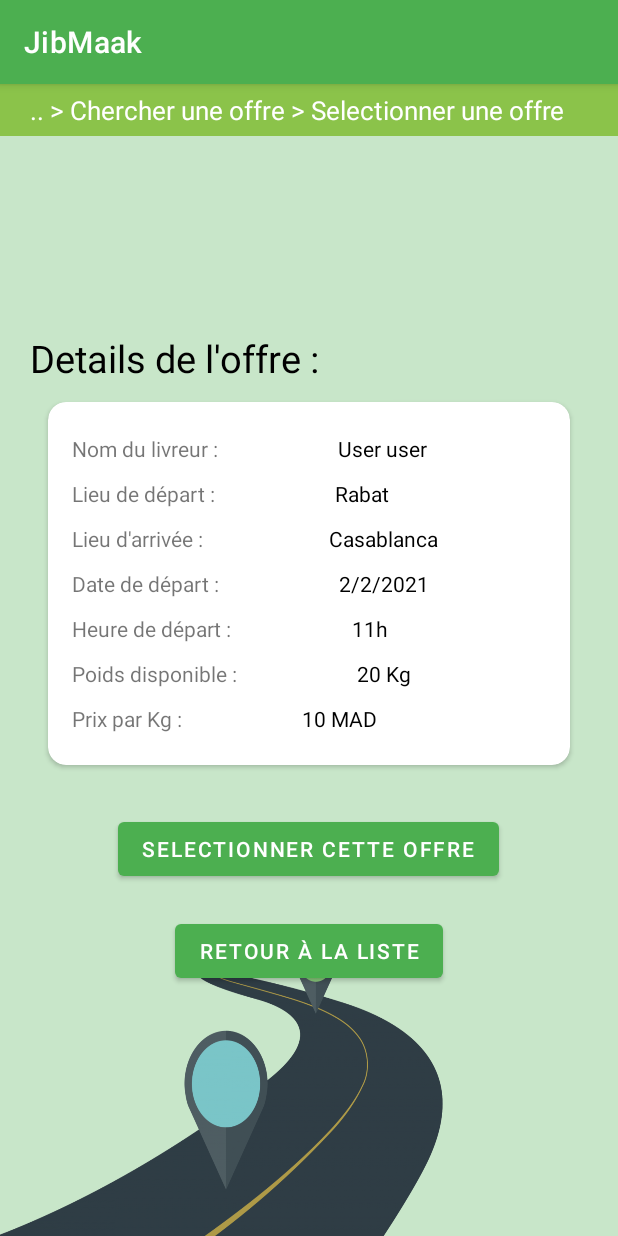
After one commit to aminerachyd/Projet-Android-S3P2, an Android app: the SelectOfferActivity screen opened directly, with no data from a screen before it, on a phone screen of 412 x 824 dp. The commit adds this screen. Run offline under Robolectric (Android 15) with nearby library versions, the phone set to English and light mode, and no system bars.

Commit message:
Activité de choix d'offre

```diff
--- a/JibMaak/app/src/main/AndroidManifest.xml
+++ b/JibMaak/app/src/main/AndroidManifest.xml
@@ -9,7 +9,8 @@
         android:roundIcon="@mipmap/ic_launcher_round"
         android:supportsRtl="true"
         android:theme="@style/Theme.JibMaak">
-        <activity android:name=".SearchOfferResultActivity"></activity>
+        <activity android:name=".SelectOfferActivity"></activity>
+        <activity android:name=".SearchOfferResultActivity" />
         <activity android:name=".SearchOfferActivity" />
         <activity android:name=".RegisterActivity" />
         <activity android:name=".LoginActivity" />
--- a/JibMaak/app/src/main/java/com/inpt/jibmaak/LoginActivity.java
+++ b/JibMaak/app/src/main/java/com/inpt/jibmaak/LoginActivity.java
@@ -6,6 +6,10 @@ import android.os.Bundle;
 
 public class LoginActivity extends AppCompatActivity {
 
+    // Activité de login
+    // L'utilisateur doit se connecter avec son mail ou son username
+    // Si l'utilisateur n'a pas de compte il doit s'inscrire
+
     @Override
     protected void onCreate(Bundle savedInstanceState) {
         super.onCreate(savedInstanceState);
--- a/JibMaak/app/src/main/java/com/inpt/jibmaak/MainActivity.java
+++ b/JibMaak/app/src/main/java/com/inpt/jibmaak/MainActivity.java
@@ -6,6 +6,9 @@ import android.os.Bundle;
 
 public class MainActivity extends AppCompatActivity {
 
+    // Le menu principal
+    // Devra être disponible après le login
+
     @Override
     protected void onCreate(Bundle savedInstanceState) {
         super.onCreate(savedInstanceState);
--- a/JibMaak/app/src/main/java/com/inpt/jibmaak/RegisterActivity.java
+++ b/JibMaak/app/src/main/java/com/inpt/jibmaak/RegisterActivity.java
@@ -6,6 +6,11 @@ import android.os.Bundle;
 
 public class RegisterActivity extends AppCompatActivity {
 
+    // Activité d'inscription
+    // L'utilisateur peut créer un compte ici
+    // Il peut le créer avec un mail, username et mot de passe
+    // Inscription avec Facebook et Google à voir
+
     @Override
     protected void onCreate(Bundle savedInstanceState) {
         super.onCreate(savedInstanceState);
--- a/JibMaak/app/src/main/java/com/inpt/jibmaak/SearchOfferActivity.java
+++ b/JibMaak/app/src/main/java/com/inpt/jibmaak/SearchOfferActivity.java
@@ -6,6 +6,9 @@ import android.os.Bundle;
 
 public class SearchOfferActivity extends AppCompatActivity {
 
+    // Activité de recherche d'offre
+    // L'utilisateur saisi les infos pour trouver l'offre qui le convient
+
     @Override
     protected void onCreate(Bundle savedInstanceState) {
         super.onCreate(savedInstanceState);
--- a/JibMaak/app/src/main/java/com/inpt/jibmaak/SearchOfferResultActivity.java
+++ b/JibMaak/app/src/main/java/com/inpt/jibmaak/SearchOfferResultActivity.java
@@ -6,6 +6,11 @@ import android.os.Bundle;
 
 public class SearchOfferResultActivity extends AppCompatActivity {
 
+    // Activité de résultat de la recherche
+    // Est affiché le résutlat de la recherche effectuée par l'utilisateur
+    // La liste de résultat doit correspondre au mieux aux besoins de l'utilisateur
+    // L'ordre est important (plus haut dans la liste = plus correspondant)
+
     @Override
     protected void onCreate(Bundle savedInstanceState) {
         super.onCreate(savedInstanceState);
--- /dev/null
+++ b/JibMaak/app/src/main/java/com/inpt/jibmaak/SelectOfferActivity.java
@@ -0,0 +1,17 @@
+package com.inpt.jibmaak;
+
+import androidx.appcompat.app.AppCompatActivity;
+
+import android.os.Bundle;
+
+public class SelectOfferActivity extends AppCompatActivity {
+
+    // Activité de selection de l'offre
+    // L'utilisateur affiche les informations d'une offre et décide ou pas de la choisir
+
+    @Override
+    protected void onCreate(Bundle savedInstanceState) {
+        super.onCreate(savedInstanceState);
+        setContentView(R.layout.activity_select_offer);
+    }
+}
--- /dev/null
+++ b/JibMaak/app/src/main/res/layout/activity_select_offer.xml
@@ -0,0 +1,256 @@
+<?xml version="1.0" encoding="utf-8"?>
+<RelativeLayout xmlns:android="http://schemas.android.com/apk/res/android"
+    xmlns:app="http://schemas.android.com/apk/res-auto"
+    xmlns:tools="http://schemas.android.com/tools"
+    android:layout_width="match_parent"
+    android:layout_height="match_parent"
+    android:background="@color/primary_light"
+    tools:context=".MainActivity">
+
+    <FrameLayout
+        android:layout_width="300dp"
+        android:layout_height="300dp"
+        android:layout_alignParentBottom="true"
+        android:background="@drawable/roadmap" />
+
+    <TextView
+        android:layout_width="match_parent"
+        android:layout_height="wrap_content"
+        android:background="@color/accent"
+        android:paddingHorizontal="20dp"
+        android:paddingVertical="5dp"
+        android:text=".. > Chercher une offre > Selectionner une offre"
+        android:textColor="#FFFFFF"
+        android:textSize="17dp" />
+
+    <LinearLayout
+        android:layout_width="match_parent"
+        android:layout_height="wrap_content"
+        android:layout_centerInParent="true"
+        android:orientation="vertical"
+        android:paddingHorizontal="20dp">
+
+        <TextView
+            android:layout_width="wrap_content"
+            android:layout_height="wrap_content"
+            android:text="Details de l'offre :"
+            android:textColor="@color/black"
+            android:textSize="25dp" />
+
+        <androidx.cardview.widget.CardView
+            android:layout_width="match_parent"
+            android:layout_height="wrap_content"
+            android:layout_margin="12dp"
+            app:cardCornerRadius="12dp">
+
+            <LinearLayout
+                android:layout_width="match_parent"
+                android:layout_height="match_parent"
+                android:gravity="center"
+                android:orientation="vertical"
+                android:padding="16dp">
+
+                <LinearLayout
+                    android:layout_width="match_parent"
+                    android:layout_height="wrap_content"
+                    android:layout_marginVertical="5dp"
+                    android:orientation="horizontal">
+
+                    <TextView
+                        android:layout_width="wrap_content"
+                        android:layout_height="wrap_content"
+                        android:layout_gravity="start"
+                        android:text="Nom du livreur :" />
+
+                    <Space
+                        android:layout_width="60dp"
+                        android:layout_height="match_parent"></Space>
+
+
+                    <TextView
+                        android:layout_width="wrap_content"
+                        android:layout_height="wrap_content"
+                        android:layout_marginLeft="20dp"
+                        android:text="User user"
+                        android:textColor="@color/black" />
+
+                </LinearLayout>
+
+                <LinearLayout
+                    android:layout_width="match_parent"
+                    android:layout_height="wrap_content"
+                    android:layout_marginVertical="5dp"
+                    android:orientation="horizontal">
+
+                    <TextView
+                        android:layout_width="wrap_content"
+                        android:layout_height="wrap_content"
+                        android:layout_gravity="start"
+                        android:text="Lieu de départ :" />
+
+                    <Space
+                        android:layout_width="60dp"
+                        android:layout_height="match_parent"></Space>
+
+
+                    <TextView
+                        android:layout_width="wrap_content"
+                        android:layout_height="wrap_content"
+                        android:layout_marginLeft="20dp"
+                        android:text="Rabat"
+                        android:textColor="@color/black" />
+
+                </LinearLayout>
+
+                <LinearLayout
+                    android:layout_width="match_parent"
+                    android:layout_height="wrap_content"
+                    android:layout_marginVertical="5dp"
+                    android:orientation="horizontal">
+
+                    <TextView
+                        android:layout_width="wrap_content"
+                        android:layout_height="wrap_content"
+                        android:layout_gravity="start"
+                        android:text="Lieu d'arrivée : " />
+
+                    <Space
+                        android:layout_width="60dp"
+                        android:layout_height="match_parent"></Space>
+
+
+                    <TextView
+                        android:layout_width="wrap_content"
+                        android:layout_height="wrap_content"
+                        android:layout_marginLeft="20dp"
+                        android:text="Casablanca"
+                        android:textColor="@color/black" />
+
+                </LinearLayout>
+
+                <LinearLayout
+                    android:layout_width="match_parent"
+                    android:layout_height="wrap_content"
+                    android:layout_marginVertical="5dp"
+                    android:orientation="horizontal">
+
+                    <TextView
+                        android:layout_width="wrap_content"
+                        android:layout_height="wrap_content"
+                        android:layout_gravity="start"
+                        android:text="Date de départ :" />
+
+                    <Space
+                        android:layout_width="60dp"
+                        android:layout_height="match_parent"></Space>
+
+
+                    <TextView
+                        android:layout_width="wrap_content"
+                        android:layout_height="wrap_content"
+                        android:layout_marginLeft="20dp"
+                        android:text="2/2/2021"
+                        android:textColor="@color/black" />
+
+                </LinearLayout>
+
+                <LinearLayout
+                    android:layout_width="match_parent"
+                    android:layout_height="wrap_content"
+                    android:layout_marginVertical="5dp"
+                    android:orientation="horizontal">
+
+                    <TextView
+                        android:layout_width="wrap_content"
+                        android:layout_height="wrap_content"
+                        android:layout_gravity="start"
+                        android:text="Heure de départ :" />
+
+                    <Space
+                        android:layout_width="60dp"
+                        android:layout_height="match_parent"></Space>
+
+
+                    <TextView
+                        android:layout_width="wrap_content"
+                        android:layout_height="wrap_content"
+                        android:layout_marginLeft="20dp"
+                        android:text="11h"
+                        android:textColor="@color/black" />
+
+                </LinearLayout>
+
+                <LinearLayout
+                    android:layout_width="match_parent"
+                    android:layout_height="wrap_content"
+                    android:layout_marginVertical="5dp"
+                    android:orientation="horizontal">
+
+                    <TextView
+                        android:layout_width="wrap_content"
+                        android:layout_height="wrap_content"
+                        android:layout_gravity="start"
+                        android:text="Poids disponible :" />
+
+                    <Space
+                        android:layout_width="60dp"
+                        android:layout_height="match_parent"></Space>
+
+
+                    <TextView
+                        android:layout_width="wrap_content"
+                        android:layout_height="wrap_content"
+                        android:layout_marginLeft="20dp"
+                        android:text="20 Kg"
+                        android:textColor="@color/black" />
+
+                </LinearLayout>
+
+                <LinearLayout
+                    android:layout_width="match_parent"
+                    android:layout_height="wrap_content"
+                    android:layout_marginVertical="5dp"
+                    android:orientation="horizontal">
+
+                    <TextView
+                        android:layout_width="wrap_content"
+                        android:layout_height="wrap_content"
+                        android:layout_gravity="start"
+                        android:text="Prix par Kg :" />
+
+                    <Space
+                        android:layout_width="60dp"
+                        android:layout_height="match_parent"></Space>
+
+
+                    <TextView
+                        android:layout_width="wrap_content"
+                        android:layout_height="wrap_content"
+                        android:layout_marginLeft="20dp"
+                        android:text="10 MAD"
+                        android:textColor="@color/black" />
+
+                </LinearLayout>
+
+
+            </LinearLayout>
+
+        </androidx.cardview.widget.CardView>
+
+        <Button
+            android:layout_width="wrap_content"
+            android:layout_height="wrap_content"
+            android:layout_gravity="center"
+            android:layout_marginVertical="20dp"
+            android:text="Selectionner cette offre"
+            android:textColor="#FFFFFF" />
+
+        <Button
+            android:layout_width="wrap_content"
+            android:layout_height="wrap_content"
+            android:layout_gravity="center"
+            android:text="Retour à la liste"
+            android:textColor="#FFFFFF" />
+    </LinearLayout>
+
+</RelativeLayout>
```
